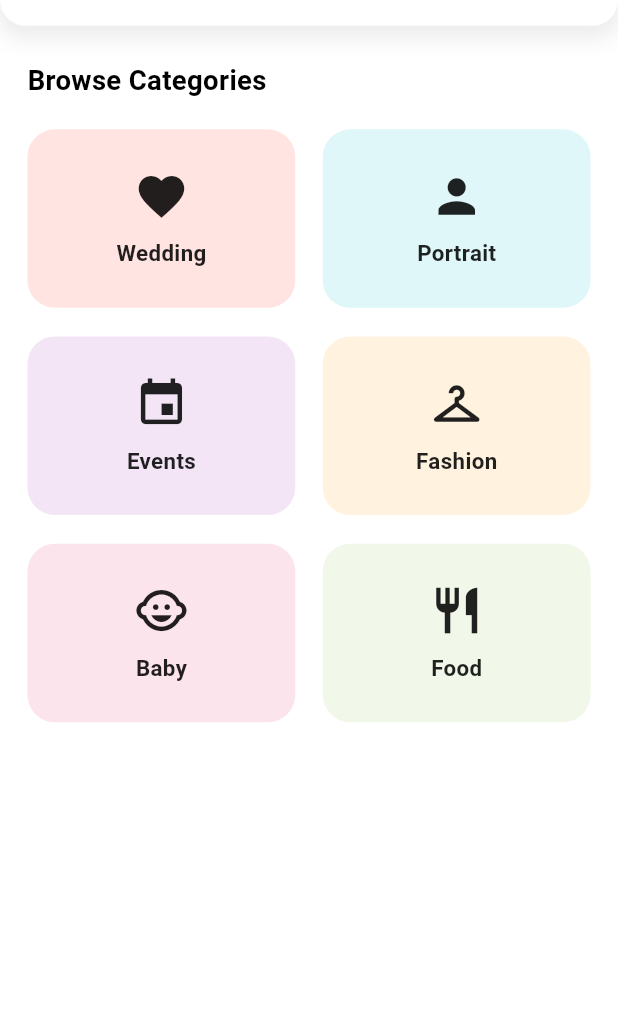
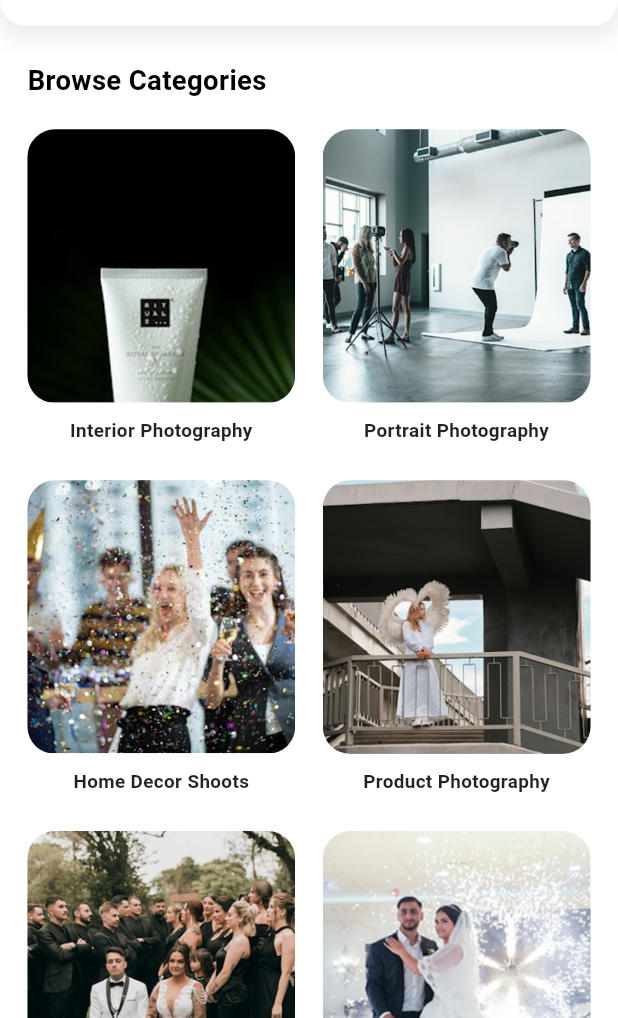
Before and after one commit to nazmul8451/Photopia-MomentMarketplace, a Flutter app: the SearchScreen screen opened directly, on a phone screen of 412 x 824 dp, the part 218-1236 px from its top. Run offline on Flutter 3.47's test engine with Material 3 defaults, Android fonts, the phone set to English and light mode, and no system bars; our stand-ins replace device_preview, flutter_screenutil, get_storage, shimmer; accounts and stored records are empty.

Commit message:
add homepage and search screen page updated

```diff
--- a/lib/features/client/home_page.dart
+++ b/lib/features/client/home_page.dart
@@ -6,6 +6,7 @@ import 'package:photopia/features/client/widgets/section_header.dart';
 import 'package:photopia/features/client/widgets/horizontal_project_card.dart';
 import 'package:photopia/features/client/category_details_screen.dart';
 
+import 'package:photopia/features/client/service_details_screen.dart';
 import 'package:flutter/services.dart';
 
 import 'dart:async';
@@ -31,24 +32,28 @@ class _MyHomePageState extends State<MyHomePage> {
       'imageUrl': 'assets/images/img1.png',
       'providerName': 'Sarah Photography',
       'rating': 4.8,
+      'subtitle': 'Sarah Photography',
     },
     {
       'title': 'Portrait Session',
       'imageUrl': 'assets/images/img2.png',
       'providerName': 'John Studios',
       'rating': 4.9,
+      'subtitle': 'John Studios',
     },
     {
       'title': 'Home Decor Shoots',
       'imageUrl': 'assets/images/img3.png',
       'providerName': 'Creative Lens',
       'rating': 4.7,
+      'subtitle': 'Creative Lens',
     },
     {
       'title': 'Product Photography',
       'imageUrl': 'assets/images/img4.png',
       'providerName': 'Pro Shots',
       'rating': 4.6,
+      'subtitle': 'Pro Shots',
     },
   ];
 
@@ -59,6 +64,7 @@ class _MyHomePageState extends State<MyHomePage> {
       'providerName': 'Quick Capture',
       'rating': 4.5,
       'isAvailable': true,
+      'subtitle': 'Quick Capture',
     },
     {
       'title': 'Fashion Photography',
@@ -66,6 +72,7 @@ class _MyHomePageState extends State<MyHomePage> {
       'providerName': 'Style Shots',
       'rating': 4.8,
       'isAvailable': true,
+      'subtitle': 'Style Shots',
     },
     {
       'title': 'Corporate Headshots',
@@ -73,6 +80,7 @@ class _MyHomePageState extends State<MyHomePage> {
       'providerName': 'Business Pro',
       'rating': 4.7,
       'isAvailable': true,
+      'subtitle': 'Business Pro',
     },
   ];
 
@@ -83,6 +91,7 @@ class _MyHomePageState extends State<MyHomePage> {
       'providerName': 'Nature Lens',
       'rating': 4.9,
       'likeCount': 1250,
+      'subtitle': 'Nature Lens',
     },
     {
       'title': 'Baby Photography',
@@ -90,6 +99,7 @@ class _MyHomePageState extends State<MyHomePage> {
       'providerName': 'Little Moments',
       'rating': 4.8,
       'likeCount': 980,
+      'subtitle': 'Little Moments',
     },
     {
       'title': 'Food Photography',
@@ -97,6 +107,7 @@ class _MyHomePageState extends State<MyHomePage> {
       'providerName': 'Tasty Shots',
       'rating': 4.7,
       'likeCount': 2100,
+      'subtitle': 'Tasty Shots',
     },
     {
       'title': 'Architecture Photography',
@@ -104,6 +115,7 @@ class _MyHomePageState extends State<MyHomePage> {
       'providerName': 'Urban Views',
       'rating': 4.6,
       'likeCount': 750,
+      'subtitle': 'Urban Views',
     },
   ];
 
@@ -136,9 +148,20 @@ class _MyHomePageState extends State<MyHomePage> {
     }
   }
 
-  void _navigateToDetails(BuildContext context) {
+  void _navigateToCategoryDetails(BuildContext context) {
     Navigator.of(context).push(
       MaterialPageRoute(builder: (context) => const CategoryDetailsScreen()),
+    );
+  }
+
+  void _navigateToServiceDetails(
+    BuildContext context,
+    Map<String, dynamic> service,
+  ) {
+    Navigator.of(context).push(
+      MaterialPageRoute(
+        builder: (context) => ServiceDetailsScreen(service: service),
+      ),
     );
   }
 
@@ -153,7 +176,7 @@ class _MyHomePageState extends State<MyHomePage> {
       children: [
         SectionHeader(
           title: title,
-          onSeeAllTap: () => _navigateToDetails(context),
+          onSeeAllTap: () => _navigateToCategoryDetails(context),
         ),
         SizedBox(
           height: 245.h,
@@ -171,7 +194,7 @@ class _MyHomePageState extends State<MyHomePage> {
                 rating: item['rating'],
                 isAvailable: showAvailability && (item['isAvailable'] ?? false),
                 likeCount: showLikes ? item['likeCount'] : null,
-                onTap: () => _navigateToDetails(context),
+                onTap: () => _navigateToServiceDetails(context, item),
               );
             },
           ),
--- a/lib/features/client/search_screen.dart
+++ b/lib/features/client/search_screen.dart
@@ -20,28 +20,28 @@ class _SearchScreenState extends State<SearchScreen> {
   // Categories organized by type
   final Map<String, List<Map<String, dynamic>>> _categoriesByType = {
     'Photo': [
-      {'name': 'Wedding', 'icon': Icons.favorite, 'color': 0xFFFFE4E1},
-      {'name': 'Portrait', 'icon': Icons.person, 'color': 0xFFE0F7FA},
-      {'name': 'Events', 'icon': Icons.event, 'color': 0xFFF3E5F5},
-      {'name': 'Fashion', 'icon': Icons.checkroom, 'color': 0xFFFFF3E0},
-      {'name': 'Baby', 'icon': Icons.child_care, 'color': 0xFFFCE4EC},
-      {'name': 'Food', 'icon': Icons.restaurant, 'color': 0xFFF1F8E9},
+      {'name': 'Interior Photography', 'image': 'assets/images/img1.png'},
+      {'name': 'Portrait Photography', 'image': 'assets/images/img2.png'},
+      {'name': 'Home Decor Shoots', 'image': 'assets/images/img3.png'},
+      {'name': 'Product Photography', 'image': 'assets/images/img4.png'},
+      {'name': 'Outdoor Photography', 'image': 'assets/images/img5.png'},
+      {'name': 'Fashion Photography', 'image': 'assets/images/img6.png'},
+      {'name': 'Wedding Photography', 'image': 'assets/images/img4.png'},
+      {'name': 'Studio Photography', 'image': 'assets/images/img2.png'},
     ],
     'Video': [
-      {'name': 'Music Video', 'icon': Icons.music_video, 'color': 0xFFE3F2FD},
-      {'name': 'Documentary', 'icon': Icons.movie, 'color': 0xFFF3E5F5},
-      {'name': 'Commercial', 'icon': Icons.business, 'color': 0xFFE8F5E9},
-      {'name': 'Event Coverage', 'icon': Icons.videocam, 'color': 0xFFFFE4E1},
-      {'name': 'Travel Vlog', 'icon': Icons.flight, 'color': 0xFFFFF3E0},
-      {'name': 'Interview', 'icon': Icons.mic, 'color': 0xFFE0F7FA},
+      {'name': 'Music Video', 'image': 'assets/images/img3.png'},
+      {'name': 'Documentary', 'image': 'assets/images/img5.png'},
+      {'name': 'Commercial', 'image': 'assets/images/img1.png'},
+      {'name': 'Event Coverage', 'image': 'assets/images/img6.png'},
+      {'name': 'Travel Vlog', 'image': 'assets/images/img2.png'},
+      {'name': 'Interview', 'image': 'assets/images/img4.png'},
     ],
     'Video Editing': [
-      {'name': 'Color Grading', 'icon': Icons.palette, 'color': 0xFFFCE4EC},
-      {'name': 'Motion Graphics', 'icon': Icons.animation, 'color': 0xFFF1F8E9},
-      {'name': 'VFX', 'icon': Icons.auto_awesome, 'color': 0xFFE3F2FD},
-      {'name': 'Sound Design', 'icon': Icons.graphic_eq, 'color': 0xFFF3E5F5},
-      {'name': 'Transitions', 'icon': Icons.swap_horiz, 'color': 0xFFE8F5E9},
-      {'name': 'Subtitles', 'icon': Icons.subtitles, 'color': 0xFFFFE4E1},
+      {'name': 'Color Grading', 'image': 'assets/images/img5.png'},
+      {'name': 'Motion Graphics', 'image': 'assets/images/img3.png'},
+      {'name': 'VFX', 'image': 'assets/images/img1.png'},
+      {'name': 'Sound Design', 'image': 'assets/images/img4.png'},
     ],
   };
 
@@ -113,49 +113,48 @@ class _SearchScreenState extends State<SearchScreen> {
 
           // Categories Grid
           Expanded(
-            child: Padding(
+            child: GridView.builder(
               padding: EdgeInsets.symmetric(horizontal: 16.w),
-              child: GridView.builder(
-                padding: EdgeInsets.zero,
               gridDelegate: SliverGridDelegateWithFixedCrossAxisCount(
                 crossAxisCount: 2,
                 crossAxisSpacing: 16.w,
-                  mainAxisSpacing: 16.h,
-                  childAspectRatio: 1.5,
+                mainAxisSpacing: 20.h,
+                childAspectRatio: 0.85,
               ),
               itemCount: _currentCategories.length,
               itemBuilder: (context, index) {
                 final category = _currentCategories[index];
                 return GestureDetector(
                   onTap: _navigateToCategoryDetails,
+                  child: Column(
+                    children: [
+                      Expanded(
                         child: Container(
                           decoration: BoxDecoration(
-                        color: Color(category['color']),
                             borderRadius: BorderRadius.circular(16.r),
+                            image: DecorationImage(
+                              image: AssetImage(category['image']),
+                              fit: BoxFit.cover,
                             ),
-                      child: Column(
-                        mainAxisAlignment: MainAxisAlignment.center,
-                        children: [
-                          Icon(
-                            category['icon'],
-                            size: 32.sp,
-                            color: Colors.black87,
+                          ),
+                        ),
                       ),
                       SizedBox(height: 8.h),
                       Text(
                         category['name'],
+                        textAlign: TextAlign.center,
                         style: TextStyle(
-                              fontSize: AppTypography.bodyMedium,
+                          fontSize: AppTypography.bodySmall,
                           fontWeight: FontWeight.w600,
                           color: Colors.black87,
                         ),
+                        maxLines: 1,
+                        overflow: TextOverflow.ellipsis,
                       ),
                     ],
                   ),
-                    ),
                 );
               },
-              ),
             ),
           ),
         ],
```
Lines whose indentation alone changed are shown as unchanged.
